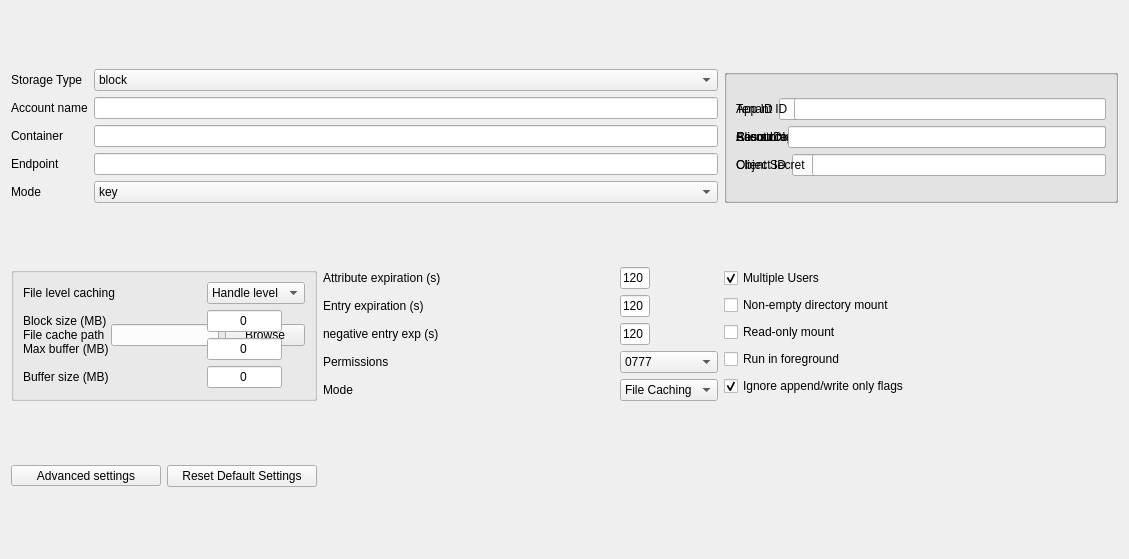
Old version of the form gui/azure_config_common.ui in the repository Seagate/cloudfuse.
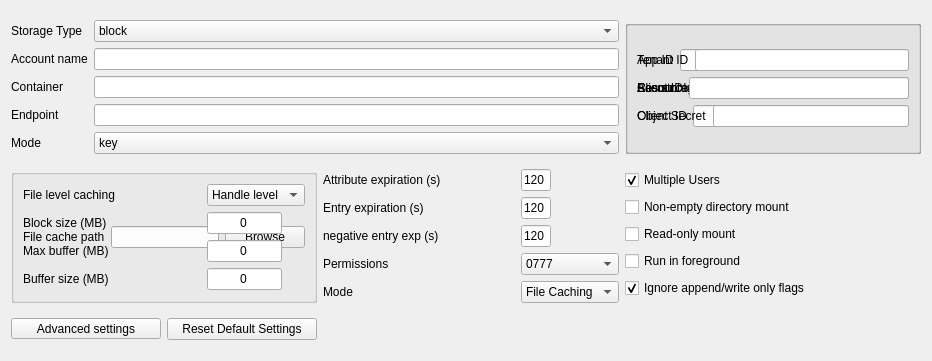
New version of the form.

The edit to the form file:
```diff
--- a/gui/azure_config_common.ui
+++ b/gui/azure_config_common.ui
@@ -6,8 +6,8 @@
    <rect>
     <x>0</x>
     <y>0</y>
-    <width>1129</width>
-    <height>559</height>
+    <width>932</width>
+    <height>361</height>
    </rect>
   </property>
   <property name="windowTitle">
```
